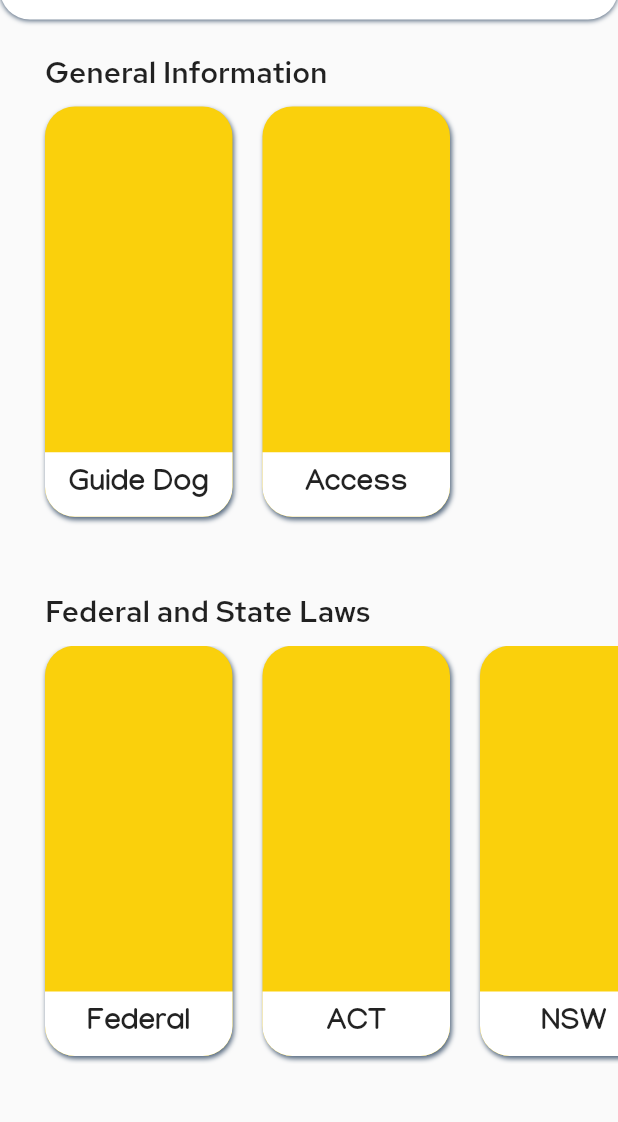
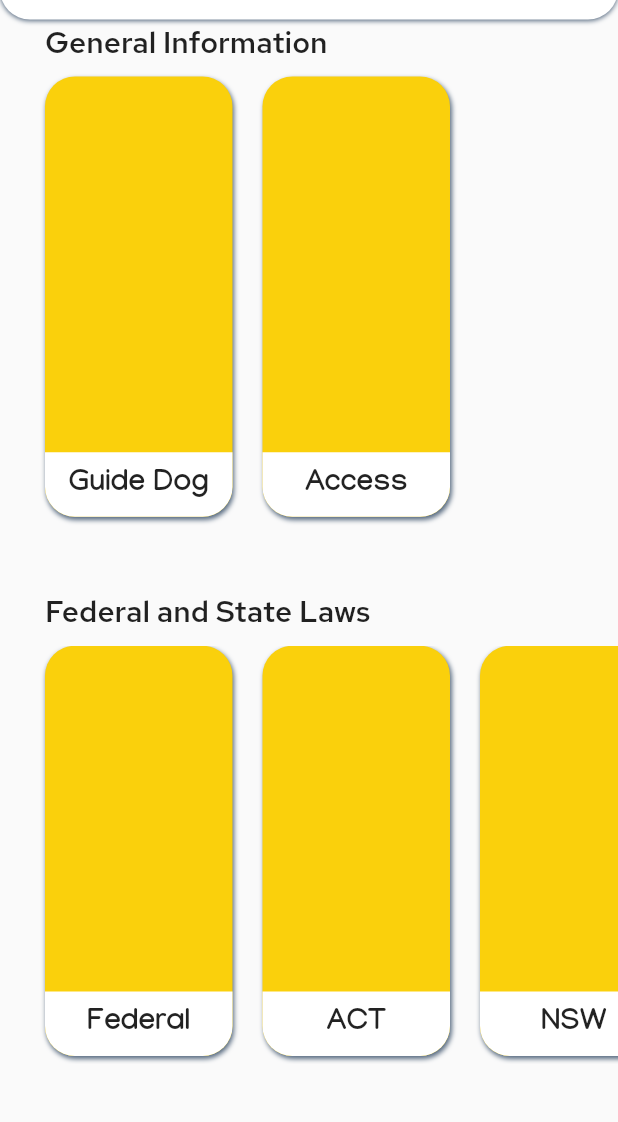
Before and after one commit to Thornie/DGHA-App, a Flutter app: the screen it shows after launch, on a phone screen of 412 x 824 dp, the part 75-1197 px from its top. Run offline on Flutter 3.47's test engine with Material 2 defaults, Android fonts, the phone set to English and light mode, and no system bars.

Commit message:
removed margin bcs margin is now just 0

```diff
--- a/lib/components/menu_heading.dart
+++ b/lib/components/menu_heading.dart
@@ -3,14 +3,12 @@ import 'package:flutter/material.dart';
 
 class InfoMenuHeading extends StatelessWidget {
   final String text;
-  final double topMargin;
 
-  InfoMenuHeading({this.text, this.topMargin});
+  InfoMenuHeading({this.text});
 
   @override
   Widget build(BuildContext context) {
     return Container(
-      margin: EdgeInsets.only(top: this.topMargin),
       width: double.maxFinite,
       padding: EdgeInsets.only(left: 30),
       child: Text(
```
